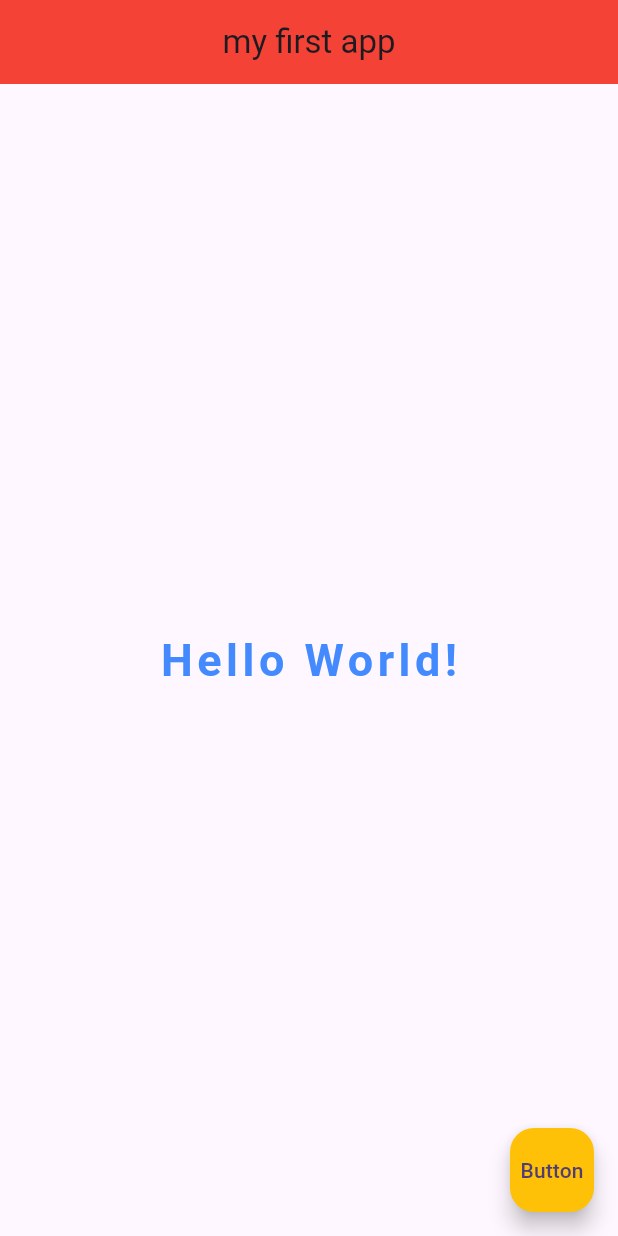
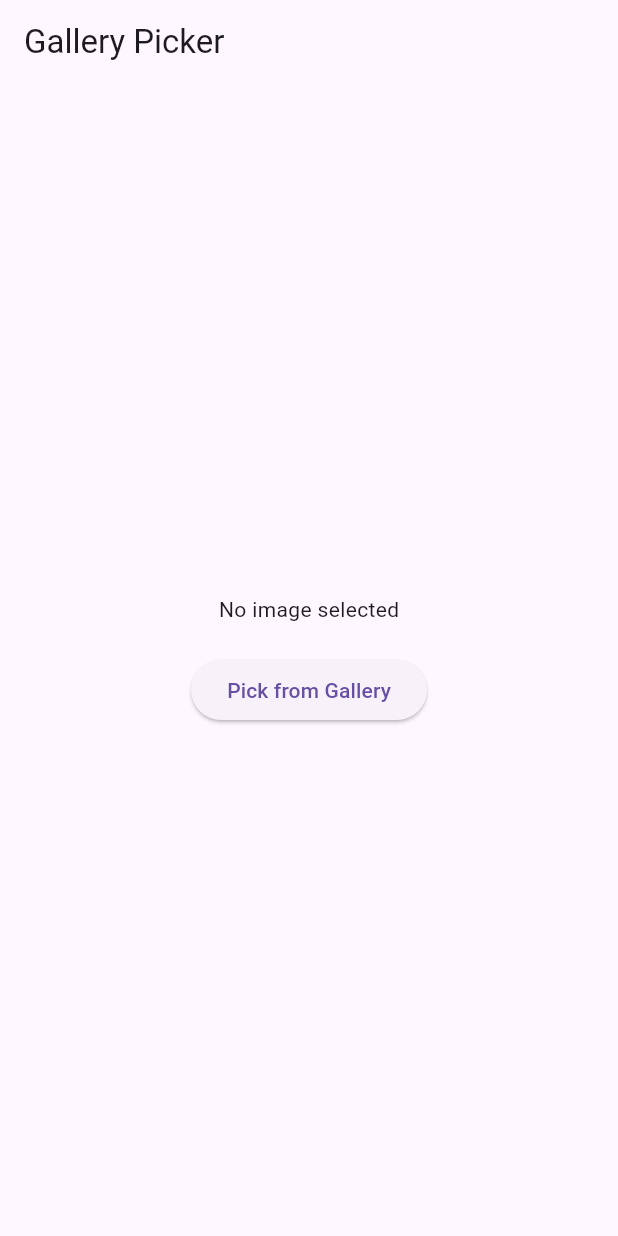
Before and after one commit to CarolusNathanell/PPBE-Assignments, a Flutter app: the screen it shows after launch, on a phone screen of 412 x 824 dp. Run offline on Flutter 3.47's test engine with Material 3 defaults, Android fonts, the phone set to English and light mode, and no system bars; our stand-ins replace image_picker; Roboto replaces fonts that are missing (Dream).

Commit message:
image_picker

```diff
--- a/trying_flutter_app/lib/main.dart
+++ b/trying_flutter_app/lib/main.dart
@@ -1,128 +1,55 @@
+import 'dart:io';
 import 'package:flutter/material.dart';
+import 'package:image_picker/image_picker.dart';
 
-void main() {
-  runApp(const MyApp());
-}
+void main() => runApp(const MyApp());
 
 class MyApp extends StatelessWidget {
   const MyApp({super.key});
 
-  // This widget is the root of your application.
   @override
   Widget build(BuildContext context) {
-    return MaterialApp(
-      title: 'Flutter Demo',
-      home: Scaffold(
-        appBar: AppBar(
-          title: Text('my first app'),
-          centerTitle: true,
-          backgroundColor: Colors.red,
+    return const MaterialApp(home: GalleryScreen());
+  }
+}
+
+class GalleryScreen extends StatefulWidget {
+  const GalleryScreen({super.key});
+
+  @override
+  State<GalleryScreen> createState() => _GalleryScreenState();
+}
+
+class _GalleryScreenState extends State<GalleryScreen> {
+  final ImagePicker _picker = ImagePicker();
+  File? _selectedImage;
+
+  Future<void> pickFromGallery() async {
+    final XFile? file = await _picker.pickImage(source: ImageSource.gallery);
+    if (file != null) {
+      setState(() => _selectedImage = File(file.path));
+    }
+  }
+
+  @override
+  Widget build(BuildContext context) {
+    return Scaffold(
+      appBar: AppBar(title: const Text('Gallery Picker')),
+      body: Center(
+        child: Column(
+          mainAxisAlignment: MainAxisAlignment.center,
+          children: [
+            _selectedImage != null
+                ? Image.file(_selectedImage!, height: 300)
+                : const Text('No image selected'),
+            const SizedBox(height: 20),
+            ElevatedButton(
+              onPressed: pickFromGallery,
+              child: const Text('Pick from Gallery'),
+            ),
+          ],
         ),
-        body: Center(
-          child: Text('Hello World!',
-            style: TextStyle(
-              fontSize: 30,
-              fontWeight: FontWeight.bold,
-              color: Colors.blueAccent,
-              letterSpacing: 3,
-              fontFamily: 'Dream'
-              ),
-            )
-          ),
-          floatingActionButton: FloatingActionButton(
-            onPressed: (){},
-            child: Text('Button'),
-            backgroundColor: Colors.amber),
-          ),
-      theme: ThemeData(
-        colorScheme: .fromSeed(seedColor: Colors.deepPurple),
       ),
     );
   }
 }
-
-class MyHomePage extends StatefulWidget {
-  const MyHomePage({super.key, required this.title});
-
-  // This widget is the home page of your application. It is stateful, meaning
-  // that it has a State object (defined below) that contains fields that affect
-  // how it looks.
-
-  // This class is the configuration for the state. It holds the values (in this
-  // case the title) provided by the parent (in this case the App widget) and
-  // used by the build method of the State. Fields in a Widget subclass are
-  // always marked "final".
-
-  final String title;
-
-  @override
-  State<MyHomePage> createState() => _MyHomePageState();
-}
-
-class _MyHomePageState extends State<MyHomePage> {
-  int _counter = 0;
-
-  void _incrementCounter() {
-    setState(() {
-      // This call to setState tells the Flutter framework that something has
-      // changed in this State, which causes it to rerun the build method below
-      // so that the display can reflect the updated values. If we changed
-      // _counter without calling setState(), then the build method would not be
-      // called again, and so nothing would appear to happen.
-      _counter++;
-    });
-  }
-
-  @override
-  Widget build(BuildContext context) {
-    // This method is rerun every time setState is called, for instance as done
-    // by the _incrementCounter method above.
-    //
-    // The Flutter framework has been optimized to make rerunning build methods
-    // fast, so that you can just rebuild anything that needs updating rather
-    // than having to individually change instances of widgets.
-    return Scaffold(
-      appBar: AppBar(
-        // TRY THIS: Try changing the color here to a specific color (to
-        // Colors.amber, perhaps?) and trigger a hot reload to see the AppBar
-        // change color while the other colors stay the same.
-        backgroundColor: Theme.of(context).colorScheme.inversePrimary,
-        // Here we take the value from the MyHomePage object that was created by
-        // the App.build method, and use it to set our appbar title.
-        title: Text(widget.title),
-      ),
-      body: Center(
-        // Center is a layout widget. It takes a single child and positions it
-        // in the middle of the parent.
-        child: Column(
-          // Column is also a layout widget. It takes a list of children and
-          // arranges them vertically. By default, it sizes itself to fit its
-          // children horizontally, and tries to be as tall as its parent.
-          //
-          // Column has various properties to control how it sizes itself and
-          // how it positions its children. Here we use mainAxisAlignment to
-          // center the children vertically; the main axis here is the vertical
-          // axis because Columns are vertical (the cross axis would be
-          // horizontal).
-          //
-          // TRY THIS: Invoke "debug painting" (choose the "Toggle Debug Paint"
-          // action in the IDE, or press "p" in the console), to see the
-          // wireframe for each widget.
-          mainAxisAlignment: .center,
-          children: [
-            const Text('You have pushed the button this many times:'),
-            Text(
-              '$_counter',
-              style: Theme.of(context).textTheme.headlineMedium,
-            ),
-          ],
-        ),
-      ),
-      floatingActionButton: FloatingActionButton(
-        onPressed: _incrementCounter,
-        tooltip: 'Increment',
-        child: const Icon(Icons.add),
-      ),
-    );
-  }
-}
--- a/trying_flutter_app/pubspec.yaml
+++ b/trying_flutter_app/pubspec.yaml
@@ -30,7 +30,10 @@ environment:
 dependencies:
   flutter:
     sdk: flutter
-
+  camera: ^0.11.0
+  gal: ^2.3.0
+  file_picker: ^8.0.0
+  image_picker: ^1.1.0
   # The following adds the Cupertino Icons font to your application.
   # Use with the CupertinoIcons class for iOS style icons.
   cupertino_icons: ^1.0.8
```
Also changed, not shown: trying_flutter_app/pubspec.lock, 6 other files.
